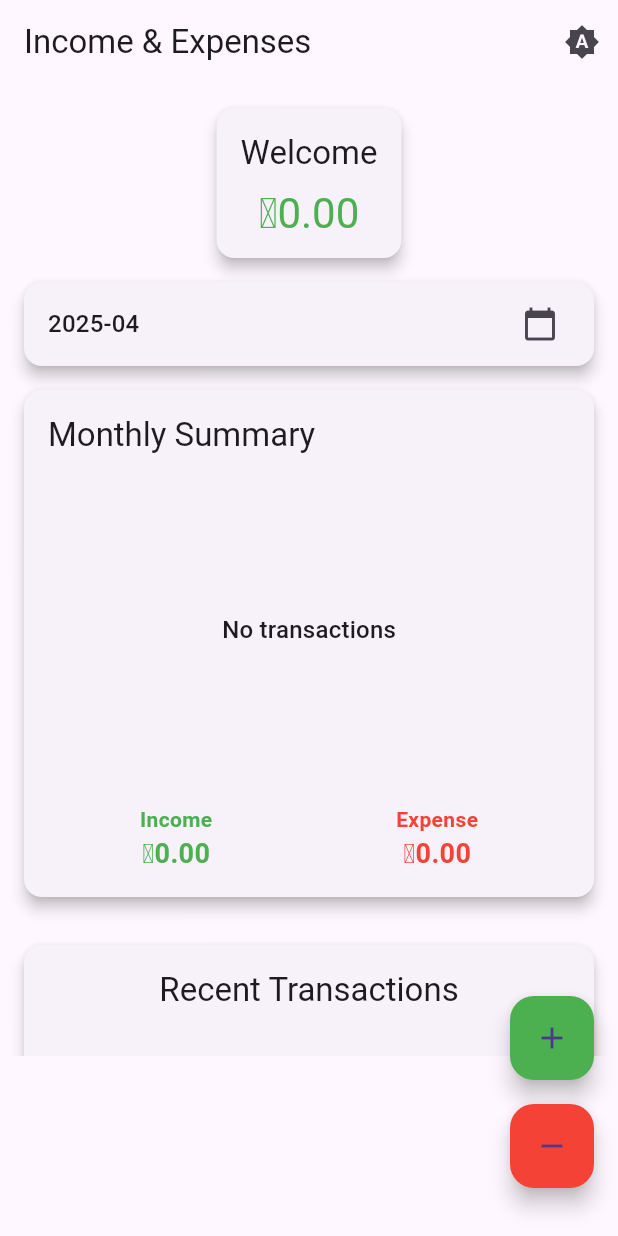
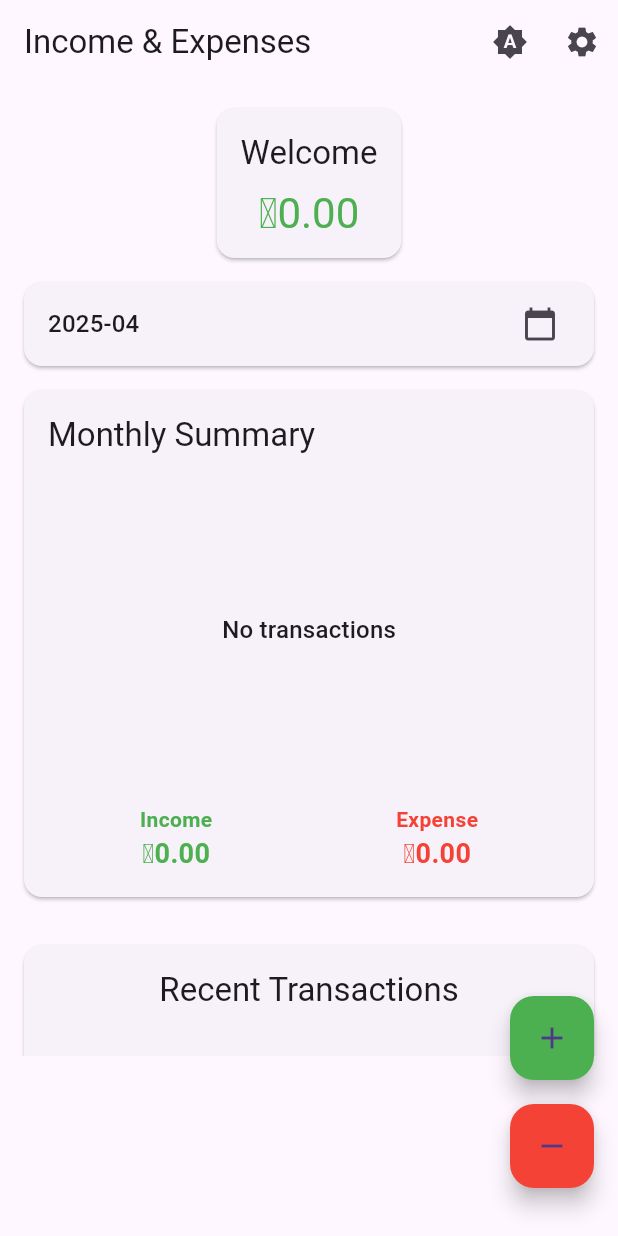
Before and after one commit to hypertonika/tracker_app, a Flutter app: the screen it shows after launch, on a phone screen of 412 x 824 dp. Run offline on Flutter 3.47's test engine with Material 3 defaults, Android fonts, the phone set to English and light mode, and no system bars; our stand-ins replace fl_chart; generated files the repository leaves out were written again.

```diff
--- a/lib/main.dart
+++ b/lib/main.dart
@@ -3,6 +3,8 @@ import 'package:flutter_localizations/flutter_localizations.dart';
 import 'package:provider/provider.dart';
 import 'package:flutter_gen/gen_l10n/app_localizations.dart';
 import 'providers/transaction_provider.dart';
+import 'providers/theme_provider.dart';
+import 'providers/locale_provider.dart';
 import 'screens/home_screen.dart';
 
 void main() {
@@ -11,39 +13,11 @@ void main() {
       providers: [
         ChangeNotifierProvider(create: (_) => TransactionProvider()),
         ChangeNotifierProvider(create: (_) => ThemeProvider()),
+        ChangeNotifierProvider(create: (_) => LocaleProvider()),
       ],
       child: const MyApp(),
     ),
   );
-}
-
-class ThemeProvider with ChangeNotifier {
-  ThemeMode _themeMode = ThemeMode.system;
-  bool _useSystemTheme = true;
-
-  ThemeMode get themeMode => _useSystemTheme ? ThemeMode.system : _themeMode;
-  bool get useSystemTheme => _useSystemTheme;
-
-  void toggleTheme() {
-    if (_useSystemTheme) {
-      _useSystemTheme = false;
-      _themeMode = ThemeMode.light;
-    } else {
-      _themeMode = _themeMode == ThemeMode.light ? ThemeMode.dark : ThemeMode.light;
-    }
-    notifyListeners();
-  }
-
-  void setThemeMode(ThemeMode mode) {
-    _themeMode = mode;
-    _useSystemTheme = false;
-    notifyListeners();
-  }
-
-  void useSystemSettings() {
-    _useSystemTheme = true;
-    notifyListeners();
-  }
 }
 
 class MyApp extends StatelessWidget {
@@ -51,27 +25,15 @@ class MyApp extends StatelessWidget {
 
   @override
   Widget build(BuildContext context) {
-    final themeMode = context.watch<ThemeProvider>().themeMode;
+    final themeProvider = context.watch<ThemeProvider>();
+    final localeProvider = context.watch<LocaleProvider>();
 
     return MaterialApp(
-      title: 'Income & Expense Tracker',
-      theme: ThemeData.light(useMaterial3: true).copyWith(
-        cardTheme: CardTheme(
-          elevation: 4,
-          shape: RoundedRectangleBorder(
-            borderRadius: BorderRadius.circular(12),
-          ),
-        ),
-      ),
-      darkTheme: ThemeData.dark(useMaterial3: true).copyWith(
-        cardTheme: CardTheme(
-          elevation: 4,
-          shape: RoundedRectangleBorder(
-            borderRadius: BorderRadius.circular(12),
-          ),
-        ),
-      ),
-      themeMode: themeMode,
+      title: 'Income & Expenses',
+      theme: ThemeData.light(useMaterial3: true),
+      darkTheme: ThemeData.dark(useMaterial3: true),
+      themeMode: themeProvider.themeMode,
+      locale: localeProvider.locale,
       localizationsDelegates: const [
         AppLocalizations.delegate,
         GlobalMaterialLocalizations.delegate,
@@ -83,19 +45,6 @@ class MyApp extends StatelessWidget {
         Locale('ru'),
         Locale('kk'),
       ],
-      localeResolutionCallback: (locale, supportedLocales) {
-        if (locale == null) return const Locale('kk');
-
-        // First, try to match exactly
-        for (var supportedLocale in supportedLocales) {
-          if (supportedLocale.languageCode == locale.languageCode) {
-            return supportedLocale;
-          }
-        }
-
-        // If no match found, default to Kazakh
-        return const Locale('kk');
-      },
       home: const HomeScreen(),
     );
   }
--- /dev/null
+++ b/lib/providers/locale_provider.dart
@@ -0,0 +1,34 @@
+import 'package:flutter/material.dart';
+
+class LocaleProvider with ChangeNotifier {
+  Locale? _locale;
+  bool _useSystemLocale = true;
+
+  Locale? get locale => _useSystemLocale ? null : _locale;
+  bool get useSystemLocale => _useSystemLocale;
+  String get currentLanguage => _locale?.languageCode ?? 'system';
+
+  void setLocale(Locale locale) {
+    _locale = locale;
+    _useSystemLocale = false;
+    notifyListeners();
+  }
+
+  void useSystemSettings() {
+    _useSystemLocale = true;
+    notifyListeners();
+  }
+
+  String getLanguageName(String code) {
+    switch (code) {
+      case 'en':
+        return 'English';
+      case 'ru':
+        return 'Русский';
+      case 'kk':
+        return 'Қазақша';
+      default:
+        return 'System';
+    }
+  }
+}
--- a/lib/screens/home_screen.dart
+++ b/lib/screens/home_screen.dart
@@ -1,8 +1,10 @@
 import 'package:flutter/material.dart';
 import 'package:provider/provider.dart';
 import '../providers/transaction_provider.dart';
+import '../providers/theme_provider.dart';
 import '../models/transaction.dart';
 import 'package:flutter_gen/gen_l10n/app_localizations.dart';
+import 'settings_screen.dart';
 import '../main.dart';
 import 'package:fl_chart/fl_chart.dart';
 
@@ -50,6 +52,16 @@ class _HomeScreenState extends State<HomeScreen> {
               },
               tooltip: 'Use system theme',
             ),
+          IconButton(
+            icon: const Icon(Icons.settings),
+            onPressed: () {
+              Navigator.push(
+                context,
+                MaterialPageRoute(builder: (context) => const SettingsScreen()),
+              );
+            },
+            tooltip: l10n.settings,
+          ),
         ],
       ),
       body: SafeArea(
```
Also changed, not shown: lib/l10n/app_en.arb (+29 -1 lines), lib/providers/theme_provider.dart (added, +30 -0 lines), lib/screens/settings_screen.dart (added, +112 -0 lines).
